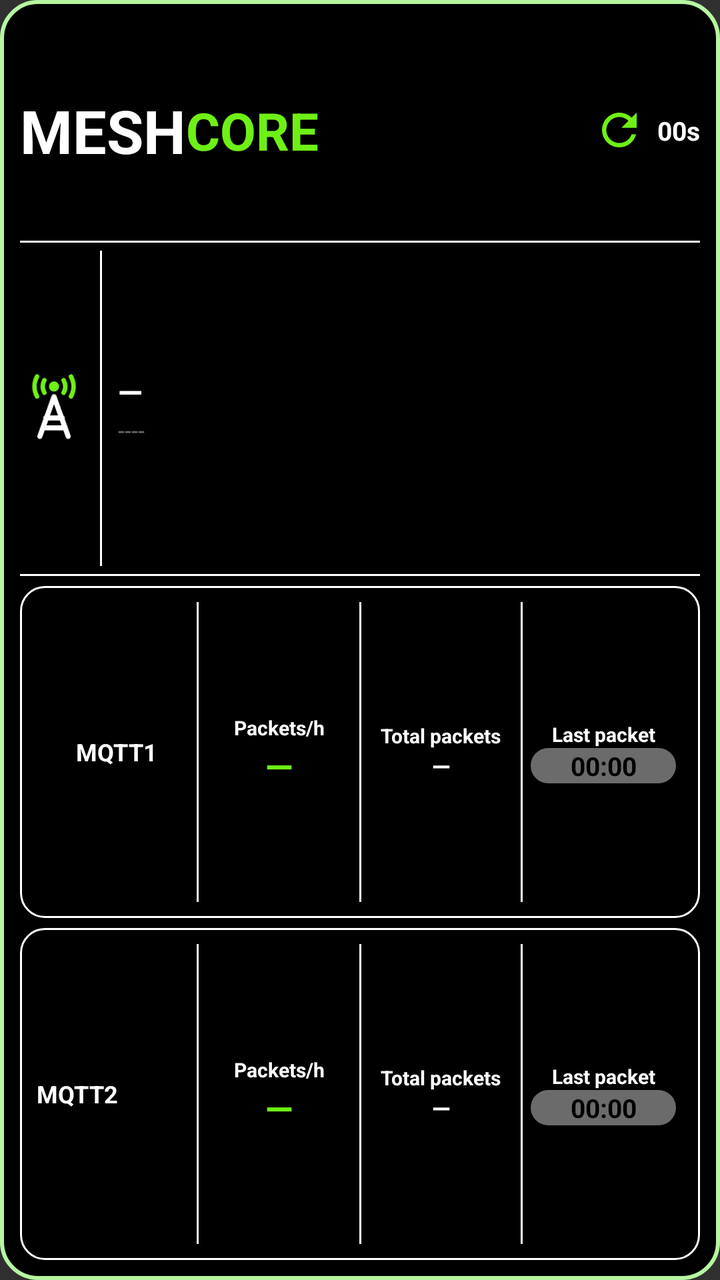
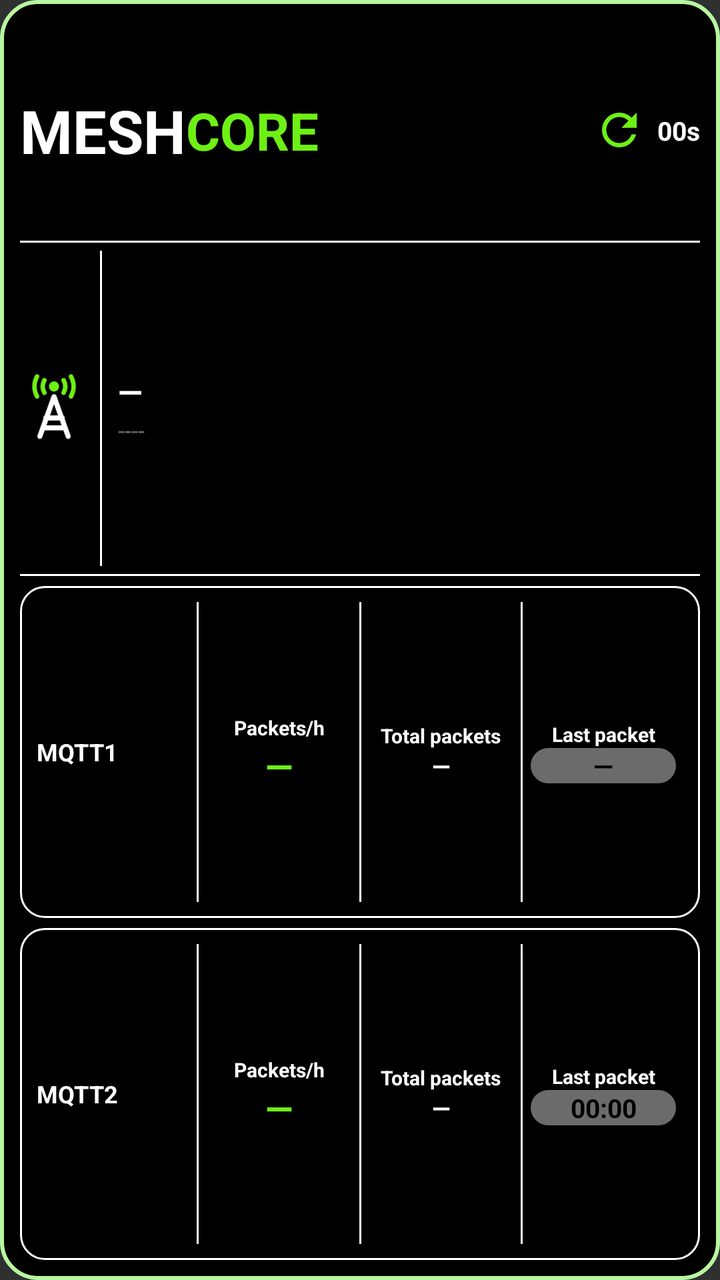

Before-and-after screenshots of an Android layout around one commit, followed by the original layout XML and the change that was made.
<!-- AndroidManifest.xml: application theme android:Theme.Material.NoActionBar -->
<!-- res/layout/widget_observer.xml -->
<?xml version="1.0" encoding="utf-8"?>
<LinearLayout xmlns:android="http://schemas.android.com/apk/res/android"
    android:id="@+id/widget_root"
    android:layout_width="match_parent"
    android:layout_height="match_parent"
    android:orientation="vertical"
    android:padding="10dp"
    android:background="@drawable/widget_bg">

    
    <LinearLayout
        android:layout_width="match_parent"
        android:layout_height="0dp"
        android:layout_weight="2"
        android:orientation="horizontal"
        android:gravity="center_vertical">
        <TextView android:layout_width="wrap_content" android:layout_height="wrap_content"
            android:text="MESH" android:textColor="#FFFFFF" android:textStyle="bold" android:textSize="30sp" android:maxLines="1"/>
        <TextView android:layout_width="wrap_content" android:layout_height="wrap_content"
            android:text="CORE" android:textColor="#6EF015" android:textStyle="bold" android:textSize="26sp" android:maxLines="1"/>
        <FrameLayout android:layout_width="0dp" android:layout_height="1dp" android:layout_weight="1"/>
        <ImageView android:id="@+id/refresh_icon" android:layout_width="26dp" android:layout_height="26dp"
            android:src="@drawable/ic_refresh" android:contentDescription="@null"/>
        <ProgressBar android:id="@+id/refresh_spinner" style="?android:attr/progressBarStyleSmall"
            android:layout_width="26dp" android:layout_height="26dp" android:indeterminate="true"
            android:indeterminateTint="#FFFF9500" android:visibility="gone"/>
        <TextView android:id="@+id/interval_text" android:layout_width="wrap_content" android:layout_height="wrap_content"
            android:layout_marginStart="6dp" android:textColor="#FFFFFF" android:textStyle="bold" android:textSize="13sp" android:maxLines="1" android:text="00s"/>
    </LinearLayout>

    <FrameLayout android:layout_width="match_parent" android:layout_height="1dp" android:background="#FFFFFF"/>

    
    <LinearLayout
        android:layout_width="match_parent"
        android:layout_height="0dp"
        android:layout_weight="3"
        android:orientation="horizontal"
        android:gravity="center_vertical"
        android:paddingTop="4dp" android:paddingBottom="4dp">
        <ImageView android:layout_width="34dp" android:layout_height="34dp"
            android:src="@drawable/ic_tower" android:contentDescription="@null"/>
        <FrameLayout android:layout_width="1dp" android:layout_height="match_parent" android:layout_marginStart="6dp" android:layout_marginEnd="8dp" android:background="#FFFFFF"/>
        <LinearLayout android:layout_width="0dp" android:layout_height="wrap_content" android:layout_weight="1" android:orientation="vertical" android:gravity="center_vertical">
            <TextView android:id="@+id/obs_name" android:layout_width="match_parent" android:layout_height="wrap_content"
                android:text="—" android:textColor="#FFFFFF" android:textStyle="bold" android:textSize="16sp" android:maxLines="1" android:ellipsize="end"/>
            <TextView android:id="@+id/obs_hash" android:layout_width="match_parent" android:layout_height="wrap_content"
                android:text="----" android:textColor="#6B6B6B" android:textSize="12sp" android:maxLines="1" android:ellipsize="end"/>
        </LinearLayout>
    </LinearLayout>

    <FrameLayout android:layout_width="match_parent" android:layout_height="1dp" android:background="#FFFFFF" android:layout_marginBottom="5dp"/>

    
    <LinearLayout
        android:layout_width="match_parent" android:layout_height="0dp" android:layout_weight="3"
        android:orientation="horizontal" android:gravity="center_vertical"
        android:background="@drawable/card_outline" android:padding="8dp">
        <LinearLayout android:layout_width="0dp" android:layout_height="match_parent" android:layout_weight="3" android:orientation="vertical" android:gravity="center">
            <TextView android:id="@+id/m1_title" android:layout_width="match_parent" android:layout_height="wrap_content" android:text="MQTT1" android:textColor="#FFFFFF" android:textStyle="bold" android:gravity="center" android:textSize="12sp" android:maxLines="1"/>
        </LinearLayout>
        <FrameLayout android:layout_width="1dp" android:layout_height="match_parent" android:background="#FFFFFF"/>
        <LinearLayout android:layout_width="0dp" android:layout_height="wrap_content" android:layout_weight="3" android:orientation="vertical" android:gravity="center_horizontal">
            <TextView android:layout_width="match_parent" android:layout_height="wrap_content" android:text="Packets/h" android:textColor="#FFFFFF" android:textStyle="bold" android:gravity="center" android:textSize="10sp" android:maxLines="1"/>
            <TextView android:id="@+id/m1_hour" android:layout_width="match_parent" android:layout_height="wrap_content" android:text="—" android:textColor="#6EF015" android:textStyle="bold" android:gravity="center" android:textSize="18sp" android:maxLines="1" android:autoSizeTextType="uniform" android:autoSizeMinTextSize="14sp" android:autoSizeMaxTextSize="24sp" android:autoSizeStepGranularity="1sp"/>
        </LinearLayout>
        <LinearLayout android:id="@+id/m1_total_col" android:layout_width="0dp" android:layout_height="match_parent" android:layout_weight="3" android:orientation="horizontal" android:gravity="center_vertical">
            <FrameLayout android:layout_width="1dp" android:layout_height="match_parent" android:background="#FFFFFF"/>
            <LinearLayout android:layout_width="0dp" android:layout_height="wrap_content" android:layout_weight="1" android:orientation="vertical" android:gravity="center_horizontal">
                <TextView android:layout_width="match_parent" android:layout_height="wrap_content" android:text="Total packets" android:textColor="#FFFFFF" android:textStyle="bold" android:gravity="center" android:textSize="10sp" android:maxLines="1" android:autoSizeTextType="uniform" android:autoSizeMinTextSize="6sp" android:autoSizeMaxTextSize="10sp" android:autoSizeStepGranularity="1sp"/>
                <TextView android:id="@+id/m1_total" android:layout_width="match_parent" android:layout_height="wrap_content" android:text="—" android:textColor="#FFFFFF" android:textStyle="bold" android:gravity="center" android:textSize="12sp" android:maxLines="1" android:autoSizeTextType="uniform" android:autoSizeMinTextSize="10sp" android:autoSizeMaxTextSize="15sp" android:autoSizeStepGranularity="1sp"/>
            </LinearLayout>
        </LinearLayout>
        <FrameLayout android:layout_width="1dp" android:layout_height="match_parent" android:background="#FFFFFF"/>
        <LinearLayout android:layout_width="0dp" android:layout_height="wrap_content" android:layout_weight="3" android:orientation="vertical" android:gravity="center_horizontal">
            <TextView android:layout_width="match_parent" android:layout_height="wrap_content" android:text="Last packet" android:textColor="#FFFFFF" android:textStyle="bold" android:gravity="center" android:textSize="10sp" android:maxLines="1" android:autoSizeTextType="uniform" android:autoSizeMinTextSize="6sp" android:autoSizeMaxTextSize="10sp" android:autoSizeStepGranularity="1sp"/>
            <Chronometer android:id="@+id/m1_last" android:layout_width="match_parent" android:layout_height="wrap_content" android:gravity="center" android:layout_marginStart="4dp" android:layout_marginEnd="4dp" android:background="@drawable/pill_gray" android:text="—" android:textColor="#000000" android:textStyle="bold" android:textSize="13sp" android:maxLines="1" android:autoSizeTextType="uniform" android:autoSizeMinTextSize="9sp" android:autoSizeMaxTextSize="13sp" android:autoSizeStepGranularity="1sp" android:format="%s" />
        </LinearLayout>
    </LinearLayout>

    <FrameLayout android:layout_width="match_parent" android:layout_height="5dp"/>

    
    <LinearLayout
        android:layout_width="match_parent" android:layout_height="0dp" android:layout_weight="3"
        android:orientation="horizontal" android:gravity="center_vertical"
        android:background="@drawable/card_outline" android:padding="8dp">
        <LinearLayout android:layout_width="0dp" android:layout_height="wrap_content" android:layout_weight="3" android:orientation="horizontal" android:gravity="center_vertical">
            <TextView android:layout_width="wrap_content" android:layout_height="wrap_content" android:id="@+id/m2_title" android:text="MQTT2" android:textColor="#FFFFFF" android:textStyle="bold" android:gravity="center" android:textSize="12sp" android:maxLines="1"/>
        </LinearLayout>
        <FrameLayout android:layout_width="1dp" android:layout_height="match_parent" android:background="#FFFFFF"/>
        <LinearLayout android:layout_width="0dp" android:layout_height="wrap_content" android:layout_weight="3" android:orientation="vertical" android:gravity="center_horizontal">
            <TextView android:layout_width="match_parent" android:layout_height="wrap_content" android:text="Packets/h" android:textColor="#FFFFFF" android:textStyle="bold" android:gravity="center" android:textSize="10sp" android:maxLines="1" android:autoSizeTextType="uniform" android:autoSizeMinTextSize="6sp" android:autoSizeMaxTextSize="10sp" android:autoSizeStepGranularity="1sp"/>
            <TextView android:id="@+id/m2_hour" android:layout_width="match_parent" android:layout_height="wrap_content" android:text="—" android:textColor="#6EF015" android:textStyle="bold" android:gravity="center" android:textSize="18sp" android:maxLines="1" android:autoSizeTextType="uniform" android:autoSizeMinTextSize="14sp" android:autoSizeMaxTextSize="24sp" android:autoSizeStepGranularity="1sp"/>
        </LinearLayout>
        <LinearLayout android:id="@+id/m2_total_col" android:layout_width="0dp" android:layout_height="match_parent" android:layout_weight="3" android:orientation="horizontal" android:gravity="center_vertical">
        <FrameLayout android:layout_width="1dp" android:layout_height="match_parent" android:background="#FFFFFF"/>
        <LinearLayout android:layout_width="0dp" android:layout_height="wrap_content" android:layout_weight="1" android:orientation="vertical" android:gravity="center_horizontal">
            <TextView android:layout_width="match_parent" android:layout_height="wrap_content" android:text="Total packets" android:textColor="#FFFFFF" android:textStyle="bold" android:gravity="center" android:textSize="10sp" android:maxLines="1" android:autoSizeTextType="uniform" android:autoSizeMinTextSize="6sp" android:autoSizeMaxTextSize="10sp" android:autoSizeStepGranularity="1sp"/>
            <TextView android:id="@+id/m2_total" android:layout_width="match_parent" android:layout_height="wrap_content" android:text="—" android:textColor="#FFFFFF" android:textStyle="bold" android:gravity="center" android:textSize="12sp" android:maxLines="1" android:autoSizeTextType="uniform" android:autoSizeMinTextSize="10sp" android:autoSizeMaxTextSize="15sp" android:autoSizeStepGranularity="1sp"/>
        </LinearLayout>
        </LinearLayout>
        <FrameLayout android:layout_width="1dp" android:layout_height="match_parent" android:background="#FFFFFF"/>
        <LinearLayout android:layout_width="0dp" android:layout_height="wrap_content" android:layout_weight="3" android:orientation="vertical" android:gravity="center_horizontal">
            <TextView android:layout_width="match_parent" android:layout_height="wrap_content" android:text="Last packet" android:textColor="#FFFFFF" android:textStyle="bold" android:gravity="center" android:textSize="10sp" android:maxLines="1" android:autoSizeTextType="uniform" android:autoSizeMinTextSize="6sp" android:autoSizeMaxTextSize="10sp" android:autoSizeStepGranularity="1sp"/>
            <Chronometer android:id="@+id/m2_last" android:layout_width="match_parent" android:layout_height="wrap_content" android:layout_marginStart="4dp" android:layout_marginEnd="4dp" android:gravity="center" android:background="@drawable/pill_gray" android:text="—" android:textColor="#000000" android:textStyle="bold" android:textSize="13sp" android:maxLines="1" android:autoSizeTextType="uniform" android:autoSizeMinTextSize="9sp" android:autoSizeMaxTextSize="13sp" android:autoSizeStepGranularity="1sp" android:format="%s" />
        </LinearLayout>
    </LinearLayout>
</LinearLayout>
<!-- resources referenced by this layout -->
<resources>
  <!-- drawable card_outline (drawable) -->
  <?xml version="1.0" encoding="utf-8"?>
  <shape xmlns:android="http://schemas.android.com/apk/res/android" android:shape="rectangle">
      <solid android:color="#000000"/>
      <stroke android:width="1dp" android:color="#FFFFFF"/>
      <corners android:radius="12dp"/>
  </shape>
  <!-- drawable ic_refresh (drawable) -->
  <?xml version="1.0" encoding="utf-8"?>
  <vector xmlns:android="http://schemas.android.com/apk/res/android" android:width="24dp" android:height="24dp" android:viewportWidth="24" android:viewportHeight="24">
      <path android:fillColor="#6EF015" android:pathData="M17.65,6.35C16.2,4.9 14.21,4 12,4c-4.42,0 -7.99,3.58 -7.99,8s3.57,8 7.99,8c3.73,0 6.84,-2.55 7.73,-6h-2.08c-0.82,2.33 -3.04,4 -5.65,4 -3.31,0 -6,-2.69 -6,-6s2.69,-6 6,-6c1.66,0 3.14,0.69 4.22,1.78L13,11h7V4l-2.35,2.35z"/>
  </vector>
  <!-- drawable ic_tower (drawable) -->
  <?xml version="1.0" encoding="utf-8"?>
  <vector xmlns:android="http://schemas.android.com/apk/res/android" android:width="48dp" android:height="48dp" android:viewportWidth="24" android:viewportHeight="24">
      <path android:fillColor="#6EF015" android:pathData="M12,4.4m-1.8,0a1.8,1.8 0,1 1,3.6 0a1.8,1.8 0,1 1,-3.6 0"/>
      <path android:strokeColor="#6EF015" android:strokeWidth="1.6" android:strokeLineCap="round" android:pathData="M8.6,2.2A4.6,4.6 0,0 0,8.6,6.6M15.4,2.2A4.6,4.6 0,0 1,15.4,6.6M6,0.9A7.4,7.4 0,0 0,6,7.9M18,0.9A7.4,7.4 0,0 1,18,7.9"/>
      <path android:strokeColor="#FFFFFF" android:strokeWidth="1.8" android:strokeLineCap="round" android:strokeLineJoin="round" android:pathData="M12,8L7,22M12,8L17,22M9.1,15.5L14.9,15.5M8.2,19L15.8,19"/>
  </vector>
  <!-- drawable pill_gray (drawable) -->
  <?xml version="1.0" encoding="utf-8"?>
  <shape xmlns:android="http://schemas.android.com/apk/res/android" android:shape="rectangle">
      <solid android:color="#6B6B6B"/>
      <corners android:radius="11dp"/>
  </shape>
  <!-- drawable widget_bg (drawable) -->
  <?xml version="1.0" encoding="utf-8"?>
  <shape xmlns:android="http://schemas.android.com/apk/res/android" android:shape="rectangle">
      <solid android:color="#000000"/>
      <stroke android:width="2dp" android:color="#B7F7A1"/>
      <corners android:radius="18dp"/>
  </shape>
</resources>

<!-- the commit's change to res/layout/widget_observer.xml (unified diff, before → after) -->
@@ -56,25 +56,25 @@
         android:layout_width="match_parent" android:layout_height="0dp" android:layout_weight="3"
         android:orientation="horizontal" android:gravity="center_vertical"
         android:background="@drawable/card_outline" android:padding="8dp">
-        <LinearLayout android:layout_width="0dp" android:layout_height="match_parent" android:layout_weight="3" android:orientation="vertical" android:gravity="center">
-            <TextView android:id="@+id/m1_title" android:layout_width="match_parent" android:layout_height="wrap_content" android:text="MQTT1" android:textColor="#FFFFFF" android:textStyle="bold" android:gravity="center" android:textSize="12sp" android:maxLines="1"/>
+        <LinearLayout android:layout_width="0dp" android:layout_height="wrap_content" android:layout_weight="3" android:orientation="horizontal" android:gravity="center_vertical">
+            <TextView android:layout_width="wrap_content" android:layout_height="wrap_content" android:id="@+id/m1_title" android:text="MQTT1" android:textColor="#FFFFFF" android:textStyle="bold" android:gravity="center" android:textSize="12sp" android:maxLines="1"/>
         </LinearLayout>
         <FrameLayout android:layout_width="1dp" android:layout_height="match_parent" android:background="#FFFFFF"/>
         <LinearLayout android:layout_width="0dp" android:layout_height="wrap_content" android:layout_weight="3" android:orientation="vertical" android:gravity="center_horizontal">
-            <TextView android:layout_width="match_parent" android:layout_height="wrap_content" android:text="Packets/h" android:textColor="#FFFFFF" android:textStyle="bold" android:gravity="center" android:textSize="10sp" android:maxLines="1"/>
+            <TextView android:layout_width="match_parent" android:layout_height="wrap_content" android:text="Packets/h" android:textColor="#FFFFFF" android:textStyle="bold" android:gravity="center" android:textSize="10sp" android:maxLines="1" android:autoSizeTextType="uniform" android:autoSizeMinTextSize="6sp" android:autoSizeMaxTextSize="10sp" android:autoSizeStepGranularity="1sp"/>
             <TextView android:id="@+id/m1_hour" android:layout_width="match_parent" android:layout_height="wrap_content" android:text="—" android:textColor="#6EF015" android:textStyle="bold" android:gravity="center" android:textSize="18sp" android:maxLines="1" android:autoSizeTextType="uniform" android:autoSizeMinTextSize="14sp" android:autoSizeMaxTextSize="24sp" android:autoSizeStepGranularity="1sp"/>
         </LinearLayout>
         <LinearLayout android:id="@+id/m1_total_col" android:layout_width="0dp" android:layout_height="match_parent" android:layout_weight="3" android:orientation="horizontal" android:gravity="center_vertical">
-            <FrameLayout android:layout_width="1dp" android:layout_height="match_parent" android:background="#FFFFFF"/>
-            <LinearLayout android:layout_width="0dp" android:layout_height="wrap_content" android:layout_weight="1" android:orientation="vertical" android:gravity="center_horizontal">
-                <TextView android:layout_width="match_parent" android:layout_height="wrap_content" android:text="Total packets" android:textColor="#FFFFFF" android:textStyle="bold" android:gravity="center" android:textSize="10sp" android:maxLines="1" android:autoSizeTextType="uniform" android:autoSizeMinTextSize="6sp" android:autoSizeMaxTextSize="10sp" android:autoSizeStepGranularity="1sp"/>
-                <TextView android:id="@+id/m1_total" android:layout_width="match_parent" android:layout_height="wrap_content" android:text="—" android:textColor="#FFFFFF" android:textStyle="bold" android:gravity="center" android:textSize="12sp" android:maxLines="1" android:autoSizeTextType="uniform" android:autoSizeMinTextSize="10sp" android:autoSizeMaxTextSize="15sp" android:autoSizeStepGranularity="1sp"/>
-            </LinearLayout>
+        <FrameLayout android:layout_width="1dp" android:layout_height="match_parent" android:background="#FFFFFF"/>
+        <LinearLayout android:layout_width="0dp" android:layout_height="wrap_content" android:layout_weight="1" android:orientation="vertical" android:gravity="center_horizontal">
+            <TextView android:layout_width="match_parent" android:layout_height="wrap_content" android:text="Total packets" android:textColor="#FFFFFF" android:textStyle="bold" android:gravity="center" android:textSize="10sp" android:maxLines="1" android:autoSizeTextType="uniform" android:autoSizeMinTextSize="6sp" android:autoSizeMaxTextSize="10sp" android:autoSizeStepGranularity="1sp"/>
+            <TextView android:id="@+id/m1_total" android:layout_width="match_parent" android:layout_height="wrap_content" android:text="—" android:textColor="#FFFFFF" android:textStyle="bold" android:gravity="center" android:textSize="12sp" android:maxLines="1" android:autoSizeTextType="uniform" android:autoSizeMinTextSize="10sp" android:autoSizeMaxTextSize="15sp" android:autoSizeStepGranularity="1sp"/>
+        </LinearLayout>
         </LinearLayout>
         <FrameLayout android:layout_width="1dp" android:layout_height="match_parent" android:background="#FFFFFF"/>
         <LinearLayout android:layout_width="0dp" android:layout_height="wrap_content" android:layout_weight="3" android:orientation="vertical" android:gravity="center_horizontal">
             <TextView android:layout_width="match_parent" android:layout_height="wrap_content" android:text="Last packet" android:textColor="#FFFFFF" android:textStyle="bold" android:gravity="center" android:textSize="10sp" android:maxLines="1" android:autoSizeTextType="uniform" android:autoSizeMinTextSize="6sp" android:autoSizeMaxTextSize="10sp" android:autoSizeStepGranularity="1sp"/>
-            <Chronometer android:id="@+id/m1_last" android:layout_width="match_parent" android:layout_height="wrap_content" android:gravity="center" android:layout_marginStart="4dp" android:layout_marginEnd="4dp" android:background="@drawable/pill_gray" android:text="—" android:textColor="#000000" android:textStyle="bold" android:textSize="13sp" android:maxLines="1" android:autoSizeTextType="uniform" android:autoSizeMinTextSize="9sp" android:autoSizeMaxTextSize="13sp" android:autoSizeStepGranularity="1sp" android:format="%s" />
+            <TextView android:id="@+id/m1_last" android:layout_width="match_parent" android:layout_height="wrap_content" android:gravity="center" android:layout_marginStart="4dp" android:layout_marginEnd="4dp" android:background="@drawable/pill_gray" android:text="—" android:textColor="#000000" android:textStyle="bold" android:textSize="13sp" android:maxLines="1" android:autoSizeTextType="uniform" android:autoSizeMinTextSize="9sp" android:autoSizeMaxTextSize="13sp" android:autoSizeStepGranularity="1sp"/>
         </LinearLayout>
     </LinearLayout>
 
